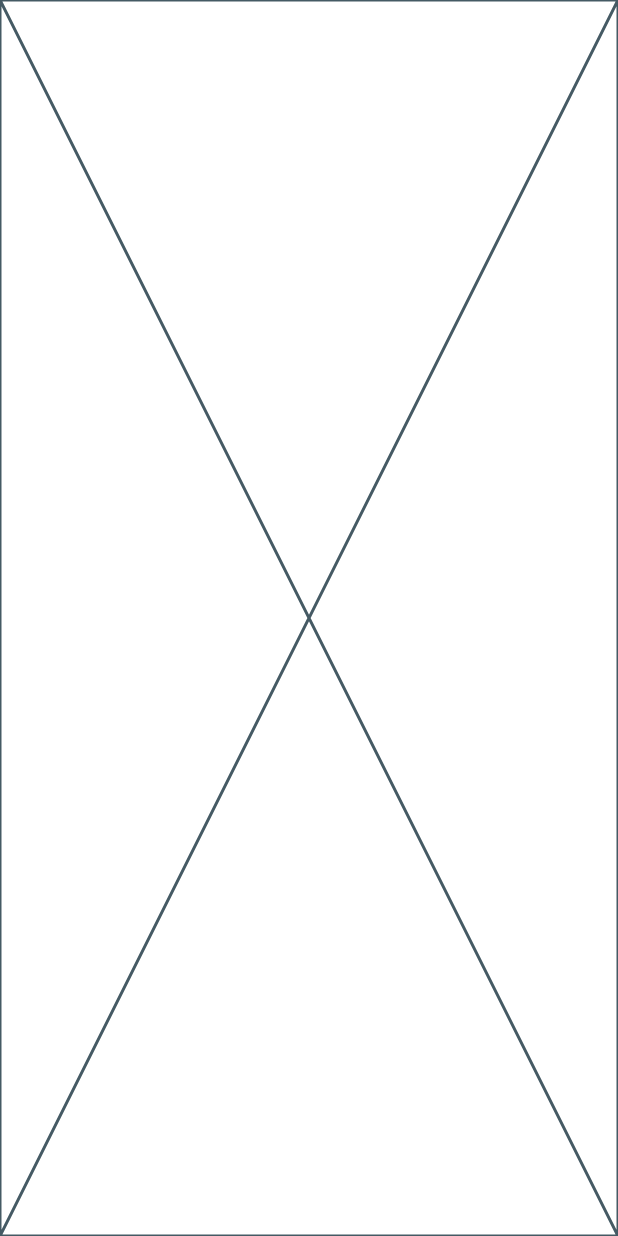
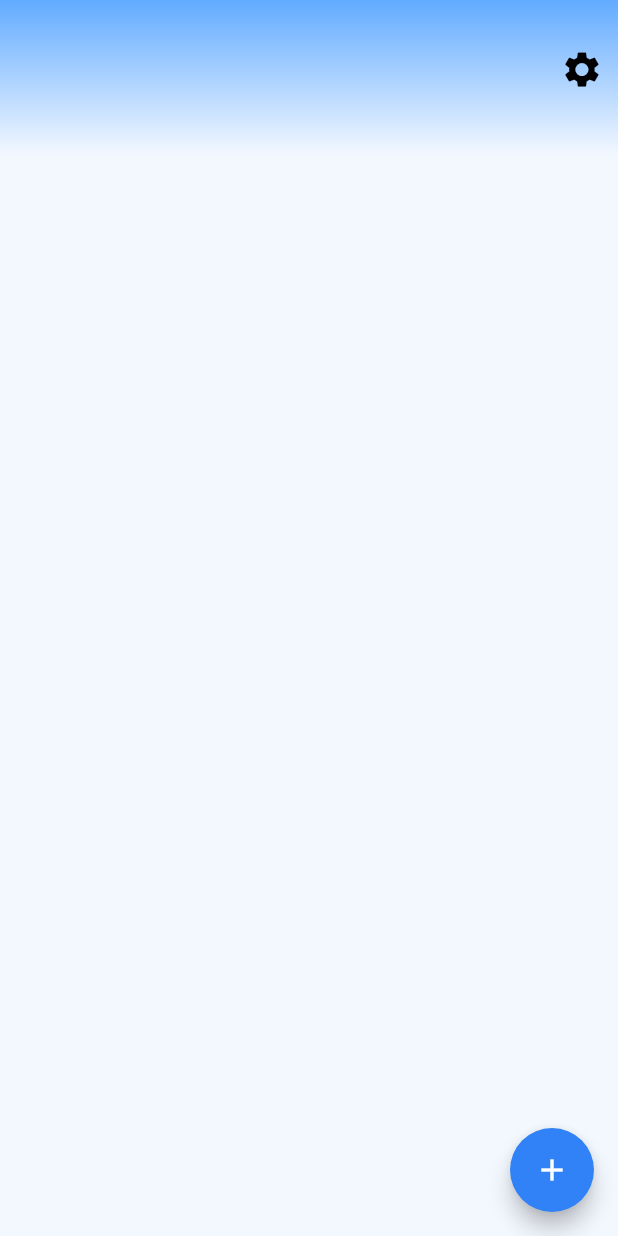
Before and after one commit to panzhoutao/count_down, a Flutter app: the screen it shows after launch, on a phone screen of 412 x 824 dp. Run offline on Flutter 3.47's test engine with Material 3 defaults, Android fonts, the phone set to English and light mode, and no system bars; our stand-ins replace bot_toast, flutter_screenutil, get, logger, shared_preferences.

Commit message:
1、add code;

```diff
--- a/lib/main.dart
+++ b/lib/main.dart
@@ -6,6 +6,7 @@ import 'package:count_down/style/theme_data.dart';
 import 'package:count_down/utils/local_utils.dart';
 import 'package:count_down/utils/log_util.dart';
 import 'package:flutter/material.dart';
+import 'package:flutter/services.dart';
 import 'package:flutter_localizations/flutter_localizations.dart';
 import 'package:flutter_screenutil/flutter_screenutil.dart';
 import 'package:get/get.dart';
@@ -14,10 +15,16 @@ void main() {
   init().then((value) {
     runApp(MyApp());
   });
+
+  SystemChrome.setSystemUIOverlayStyle(SystemUiOverlayStyle(
+    statusBarColor: Colors.transparent,
+    statusBarBrightness: Brightness.light,
+  ));
 }
 
 ///
 Future init() async {
+  await ScreenUtil.ensureScreenSize();
   await Global.instance.init();
 }
 
@@ -42,7 +49,7 @@ class MyApp extends StatelessWidget {
   @override
   Widget build(BuildContext context) {
     return ScreenUtilInit(
-      designSize: const Size(360, 690),
+      designSize: const Size(375, 664),
       builder: (context , child) {
         return GetMaterialApp(
           scaffoldMessengerKey: _scaffoldMessengerKey,
@@ -52,8 +59,6 @@ class MyApp extends StatelessWidget {
             return child;
           },
           navigatorObservers: [BotToastNavigatorObserver()],
-          title: 'Clean robot',
-          onGenerateTitle: (context) => 'Clean robot',
           getPages: RoutersManager.getPages,
           routingCallback: RoutersManager.routingCallback,
           initialRoute: RoutersManager.splash,
--- a/lib/pages/home.dart
+++ b/lib/pages/home.dart
@@ -1,4 +1,5 @@
 import 'package:flutter/material.dart';
+import 'package:flutter_screenutil/flutter_screenutil.dart';
 
 ///
 class HomePage extends StatefulWidget {
@@ -9,8 +10,57 @@ class HomePage extends StatefulWidget {
 }
 
 class _HomePageState extends State<HomePage> {
+  ///
+  Widget _buildBackground() {
+    return Container(
+      height: 94.w,
+      decoration: BoxDecoration(
+          gradient: LinearGradient(
+        colors: [
+          Color(0xFF62ABFF),
+          Color(0x0062ABFF),
+        ],
+        begin: Alignment.topCenter,
+        end: Alignment.bottomCenter,
+      )),
+    );
+  }
+
+  ///
+  Widget _buildSetting() {
+    return IconButton(
+      onPressed: () {},
+      icon: Icon(
+        Icons.settings,
+        size: 26.w,
+        color: Colors.black,
+      ),
+    );
+  }
+
   @override
   Widget build(BuildContext context) {
-    return const Placeholder();
+    return Scaffold(
+      floatingActionButton: FloatingActionButton(
+        onPressed: () {},
+        child: const Icon(Icons.add),
+      ),
+      body: Stack(
+        children: [
+          _buildBackground(),
+          SafeArea(
+            child: Column(
+              children: [
+                Container(
+                  alignment: Alignment.topRight,
+                  margin: EdgeInsets.only(top: 20.w),
+                  child: _buildSetting(),
+                ),
+              ],
+            ),
+          ),
+        ],
+      ),
+    );
   }
 }
--- a/lib/pages/splash.dart
+++ b/lib/pages/splash.dart
@@ -1,4 +1,6 @@
+import 'package:count_down/router_manage.dart';
 import 'package:flutter/material.dart';
+import 'package:get/get.dart';
 
 ///
 class SplashPage extends StatefulWidget {
@@ -10,6 +12,17 @@ class SplashPage extends StatefulWidget {
 
 class _SplashPageState extends State<SplashPage> {
   @override
+  void initState() {
+    Future.delayed(
+      const Duration(milliseconds: 500),
+      () {
+        Get.offAllNamed(RoutersManager.home);
+      },
+    );
+    super.initState();
+  }
+
+  @override
   Widget build(BuildContext context) {
     return const Placeholder();
   }
--- a/lib/style/theme_data.dart
+++ b/lib/style/theme_data.dart
@@ -1,4 +1,5 @@
 import 'package:flutter/material.dart';
+import 'package:flutter_screenutil/flutter_screenutil.dart';
 
 ///@Description:
 ///@Author:         @Mr.pan
@@ -19,28 +20,19 @@ class MyThemeData {
   //     EdgeInsets.symmetric(horizontal: 30.w);
 
   ///
-  static const primaryColor = Color(0xFF698DF1);
-
-  ///
-  static const backgroundColor = Color(0xFFF2F2F5);
+  static const seedColor = Color(0xFF3182F6);
 
   ///
   ThemeData get themeData => ThemeData(
-        // colorScheme: ColorScheme(
-        //   brightness: brightness,
-        //   primary: primary,
-        //   onPrimary: onPrimary,
-        //   secondary: secondary,
-        //   onSecondary: onSecondary,
-        //   error: error,
-        //   onError: onError,
-        //   background: background,
-        //   onBackground: onBackground,
-        //   surface: surface,
-        //   onSurface: onSurface,
-        // ),
-        scaffoldBackgroundColor: backgroundColor,
-        primaryColor: primaryColor,
+        colorScheme: ColorScheme.fromSeed(
+          seedColor: seedColor,
+        ),
+        scaffoldBackgroundColor: Color(0xFFF3F8FF),
+        floatingActionButtonTheme: FloatingActionButtonThemeData(
+          backgroundColor: seedColor,
+          foregroundColor: Colors.white,
+          shape: CircleBorder(),
+        ),
       );
 
 // ///
```
Also changed, not shown: 3 other files.
